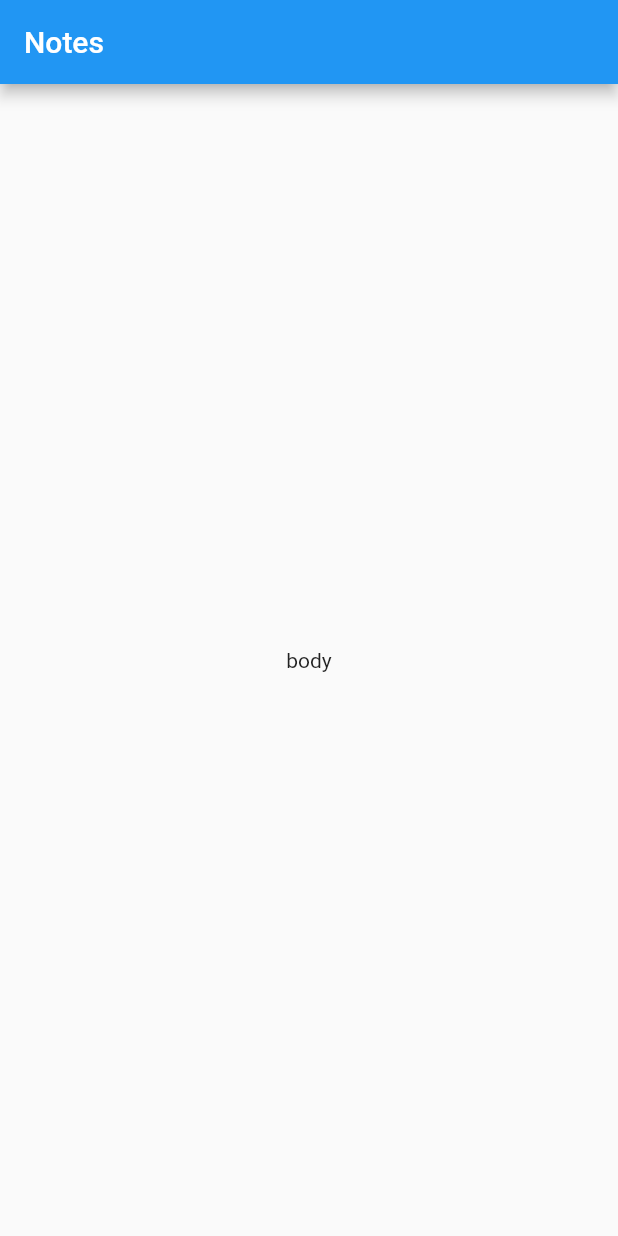
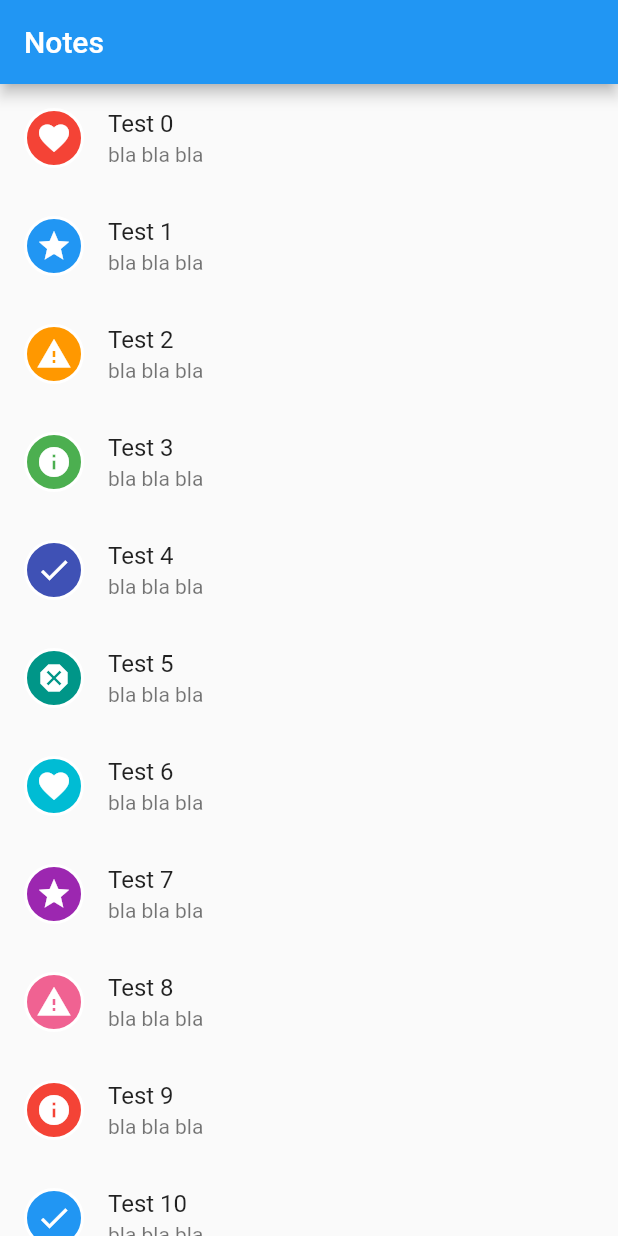
Before and after one commit to qrhfz/noteapp, a Flutter app: the screen it shows after launch, on a phone screen of 412 x 824 dp. Run offline on Flutter 3.47's test engine with Material 2 defaults, Android fonts, the phone set to English and light mode, and no system bars; our stand-ins replace get, moor; generated files the repository leaves out were written again.

Commit message:
category icon on list tile

```diff
--- a/lib/consts/app_category_icon.dart
+++ b/lib/consts/app_category_icon.dart
@@ -1,13 +1,23 @@
 import 'package:flutter/material.dart';
 
 class AppCategoryIcon {
-  static const icons = [Icons.favorite, Icons.star, Icons.wb_sunny];
-  static const colors = [
+  static const icons = [
+    Icons.favorite,
+    Icons.star,
+    Icons.warning,
+    Icons.info,
+    Icons.check,
+    Icons.dangerous
+  ];
+  static final List<Color> colors = [
     Colors.red,
-    Colors.yellow,
     Colors.blue,
     Colors.orange,
     Colors.green,
-    Colors.deepPurple,
+    Colors.indigo,
+    Colors.teal,
+    Colors.cyan,
+    Colors.purple,
+    Colors.pink.shade300
   ];
 }
--- a/lib/main.dart
+++ b/lib/main.dart
@@ -14,7 +14,7 @@ class MyApp extends StatelessWidget {
       theme: ThemeData(
         primarySwatch: Colors.blue,
       ),
-      home: const HomePage(),
+      home: HomePage(),
     );
   }
 }
--- a/lib/views/pages/home_page.dart
+++ b/lib/views/pages/home_page.dart
@@ -1,7 +1,9 @@
 import 'package:flutter/material.dart';
+import 'package:noteapp/consts/app_category_icon.dart';
+import 'package:noteapp/views/widgets/category_icon.dart';
 
 class HomePage extends StatelessWidget {
-  const HomePage({Key? key}) : super(key: key);
+  HomePage({Key? key}) : super(key: key);
 
   @override
   Widget build(BuildContext context) {
@@ -9,8 +11,22 @@ class HomePage extends StatelessWidget {
       appBar: AppBar(
         title: const Text('Notes'),
       ),
-      body: const Center(
-        child: Text('body'),
+      body: Center(
+        child: ListView.builder(
+          itemBuilder: _itemBuilder,
+          itemCount: 12,
+        ),
+      ),
+    );
+  }
+
+  Widget _itemBuilder(BuildContext context, int index) {
+    return ListTile(
+      title: Text('Test $index'),
+      subtitle: const Text('bla bla bla'),
+      leading: CategoryIcon(
+        iconIndex: index % 6,
+        colorIndex: index % 9,
       ),
     );
   }
--- /dev/null
+++ b/lib/views/widgets/category_icon.dart
@@ -0,0 +1,28 @@
+import 'package:flutter/material.dart';
+import 'package:noteapp/consts/app_category_icon.dart';
+
+class CategoryIcon extends StatelessWidget {
+  const CategoryIcon({
+    Key? key,
+    required this.iconIndex,
+    required this.colorIndex,
+  }) : super(key: key);
+
+  final int iconIndex;
+  final int colorIndex;
+
+  @override
+  Widget build(BuildContext context) {
+    return Container(
+      padding: const EdgeInsets.all(6),
+      decoration: BoxDecoration(
+          borderRadius: BorderRadius.circular(100),
+          border: Border.all(width: 2, color: Colors.white),
+          color: AppCategoryIcon.colors[colorIndex]),
+      child: Icon(
+        AppCategoryIcon.icons[iconIndex],
+        color: Colors.white,
+      ),
+    );
+  }
+}
```
